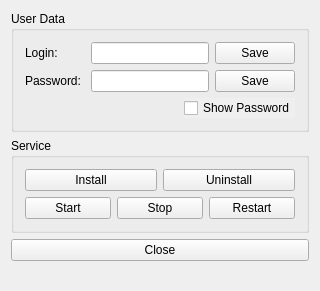
The window that HnacConfig/mainwindow.ui (HNA/HNAC) describes before a commit, drawn with Qt 5.
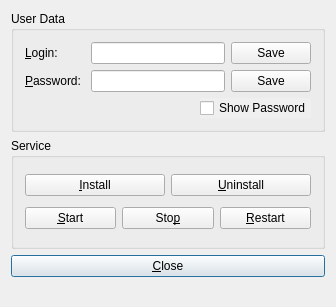
The same window after the commit.

```diff
--- a/HnacConfig/mainwindow.ui
+++ b/HnacConfig/mainwindow.ui
@@ -6,8 +6,8 @@
    <rect>
     <x>0</x>
     <y>0</y>
-    <width>320</width>
-    <height>283</height>
+    <width>336</width>
+    <height>307</height>
    </rect>
   </property>
   <property name="sizePolicy">
@@ -44,7 +44,7 @@
             </size>
            </property>
            <property name="text">
-            <string>Login:</string>
+            <string>&amp;Login:</string>
            </property>
            <property name="buddy">
             <cstring>lineEdit_login</cstring>
@@ -86,7 +86,7 @@
             </size>
            </property>
            <property name="text">
-            <string>Password:</string>
+            <string>&amp;Password:</string>
            </property>
            <property name="buddy">
             <cstring>lineEdit_password</cstring>
@@ -162,7 +162,7 @@
             <string>Install service</string>
            </property>
            <property name="text">
-            <string>Install</string>
+            <string>&amp;Install</string>
            </property>
           </widget>
          </item>
@@ -172,7 +172,7 @@
             <string>Uninstall service</string>
            </property>
            <property name="text">
-            <string>Uninstall</string>
+            <string>&amp;Uninstall</string>
            </property>
           </widget>
          </item>
@@ -186,7 +186,7 @@
             <string>Start service</string>
            </property>
            <property name="text">
-            <string>Start</string>
+            <string>&amp;Start</string>
            </property>
           </widget>
          </item>
@@ -196,7 +196,7 @@
             <string>Stop service</string>
            </property>
            <property name="text">
-            <string>Stop</string>
+            <string>Sto&amp;p</string>
            </property>
           </widget>
          </item>
@@ -206,7 +206,7 @@
             <string>Restart service</string>
            </property>
            <property name="text">
-            <string>Restart</string>
+            <string>&amp;Restart</string>
            </property>
           </widget>
          </item>
@@ -221,7 +221,13 @@
        <string>Cancel without saving</string>
       </property>
       <property name="text">
-       <string>Close</string>
+       <string>&amp;Close</string>
+      </property>
+      <property name="default">
+       <bool>true</bool>
+      </property>
+      <property name="flat">
+       <bool>false</bool>
       </property>
      </widget>
     </item>
```
Left out of the diff: 7 changed lines with no effect on the pictures.
